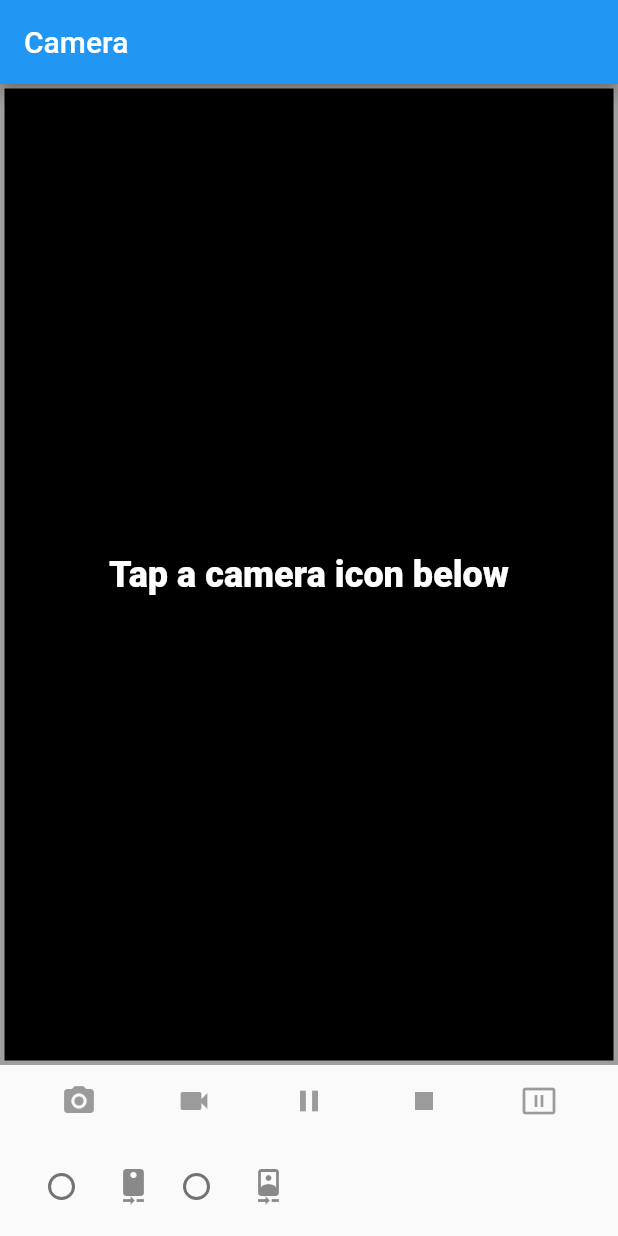
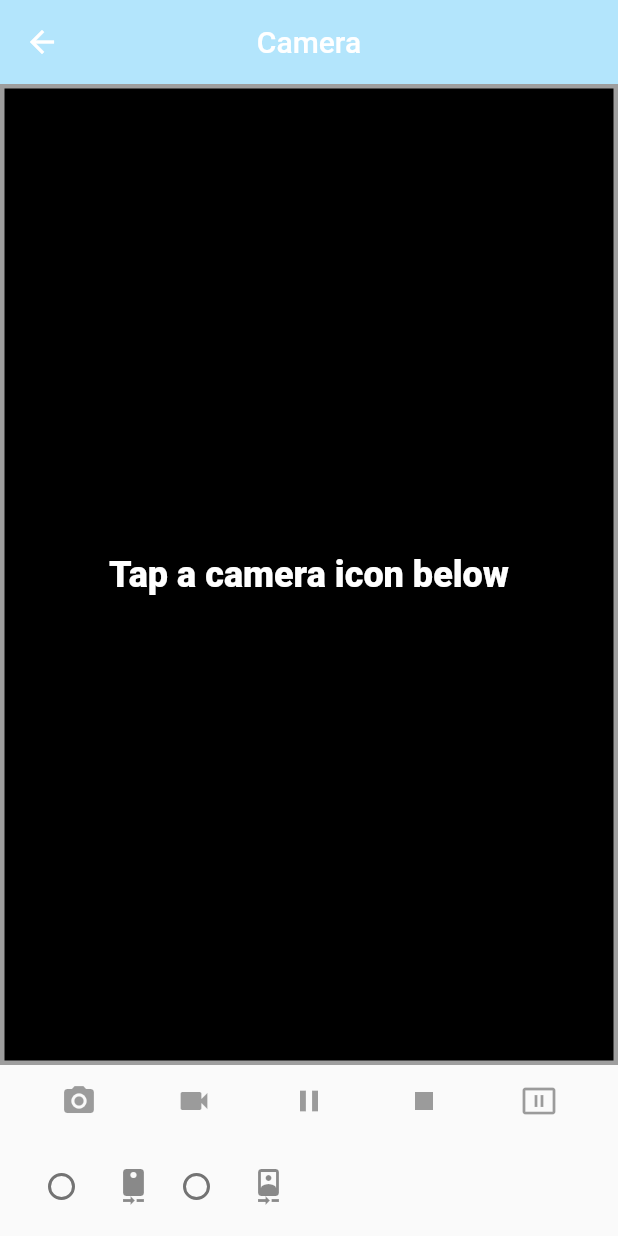
Before and after one commit to umgc/fall2023, a Flutter app: the VideoScreen screen opened directly, on a phone screen of 412 x 824 dp. Run offline on Flutter 3.47's test engine with Material 2 defaults, Android fonts, the phone set to English and light mode, and no system bars; our stand-ins replace avatar_glow, camera, flutter_dotenv, flutter_speed_dial, flutter_tts, geocoding and 5 more; missing offline and left inert: aws_kinesis_api, aws_rekognition_api, aws_s3_api, aws_transcribe_api, dart_openai, flutter_sound and 1 more; accounts and stored records are empty.

Commit message:
Update videoScreen.dart
Added back button to video screen so user can return to home screen and not close app.

```diff
--- a/cogniopenapp/lib/ui/videoScreen.dart
+++ b/cogniopenapp/lib/ui/videoScreen.dart
@@ -8,6 +8,8 @@ import 'package:flutter/scheduler.dart';
 import 'package:video_player/video_player.dart';
 import 'package:path_provider/path_provider.dart';
 import 'package:cogniopenapp/src/address.dart';
+
+import 'homeScreen.dart';
 
 /// Camera home widget.
 class VideoScreen extends StatefulWidget {
@@ -145,7 +147,17 @@ class _CameraHomeState extends State<VideoScreen> with WidgetsBindingObserver, T
   Widget build(BuildContext context) {
     return Scaffold(
       appBar: AppBar(
+          backgroundColor: const Color(0xFFB3E5FC), // Set appbar background color
+        elevation: 0.0,
+        centerTitle: true,
         title: const Text('Camera'),
+          leading: GestureDetector(
+              child: Icon( Icons.arrow_back, color: Colors.white,),
+              onTap: () {
+                Navigator.push(context,
+                    MaterialPageRoute(builder: (context) => HomeScreen()));
+              }
+        ),
       ),
       body: Column(
         children: <Widget>[
```
